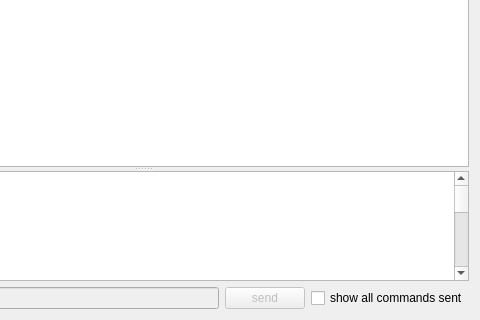
This is dls_pmaccontrol/formControl.ui in DiamondLightSource/dls-pmac-control as Qt 5 draws it before an edit; both pictures show x 195 to 675 and y 430 to 750 of the 675 by 750 pixel window. The edited form follows.
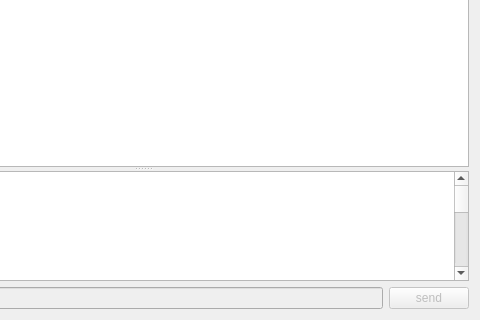
This is the edited form. Icons and pictures are not drawn.

Commit message: Removed show all commands checkbox

Diff of the .ui file:
```diff
--- a/dls_pmaccontrol/formControl.ui
+++ b/dls_pmaccontrol/formControl.ui
@@ -766,13 +766,6 @@
         </property>
        </widget>
       </item>
-      <item>
-       <widget class="QCheckBox" name="chkShowAll">
-        <property name="text">
-         <string>show all commands sent</string>
-        </property>
-       </widget>
-      </item>
      </layout>
     </item>
     <item row="2" column="0" colspan="2">
```
Left out of the diff: 2 changed lines with no effect on the pictures. The commit also changes 1 other file.
